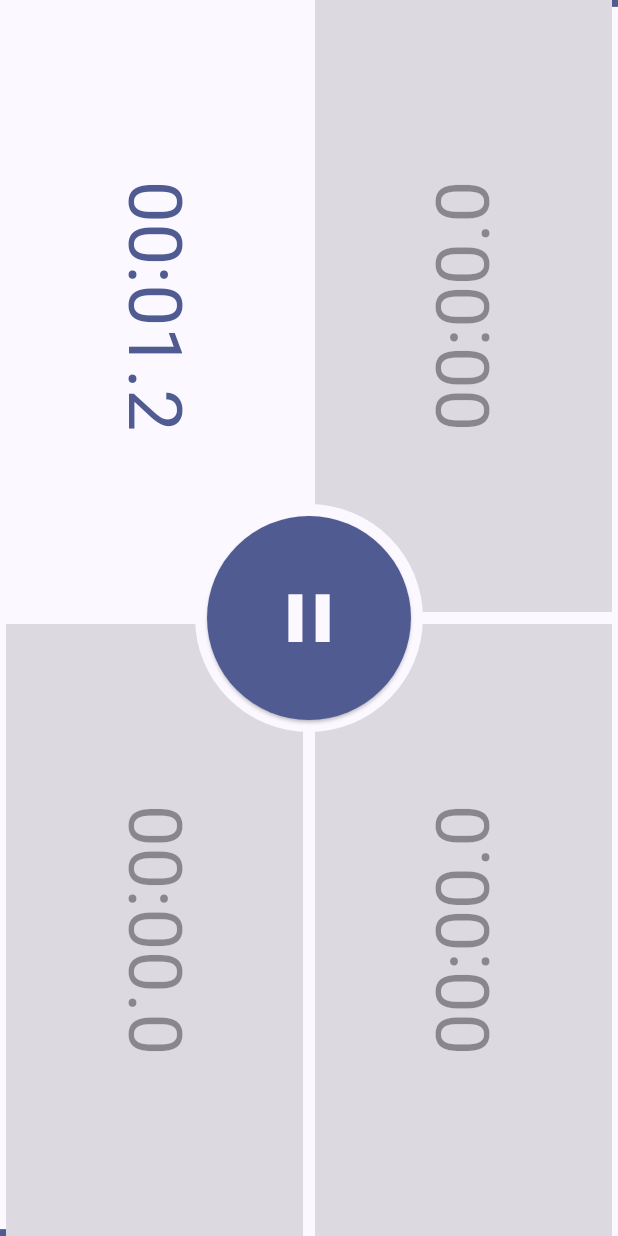
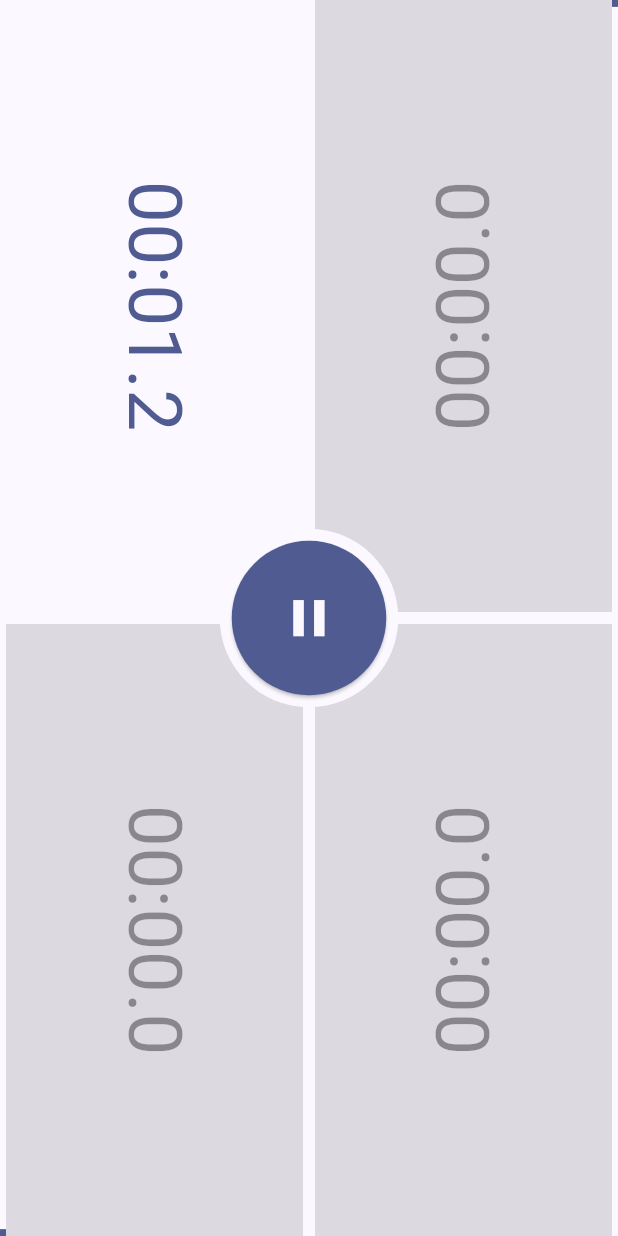
Before and after one commit to Jerakin/MTG-Clock, a Flutter app: the screen it shows after launch, after a tap on an icon or button, on a phone screen of 412 x 824 dp. Run offline on Flutter 3.47's test engine with Material 2 defaults, Android fonts, the light colour scheme and no system bars; our stand-ins replace adaptive_dialog, numberpicker, shared_preferences.

Commit message:
play button tweaks

```diff
--- a/lib/timer_screen.dart
+++ b/lib/timer_screen.dart
@@ -13,7 +13,7 @@ class TimerScreen extends StatelessWidget {
   Widget build(BuildContext context) {
     double screenWidth = MediaQuery.of(context).size.width;
     double pauseButtonDiameter =
-        min(MediaQuery.of(context).size.height, screenWidth) * 0.33;
+        min(MediaQuery.of(context).size.height, screenWidth) * 0.25;
 
     return Center(
       child: Stack(
@@ -123,28 +123,42 @@ class TimerScreen extends StatelessWidget {
                 ),
                 child:
                     Consumer<MyAppModel>(builder: (context, appModel, child) {
-                  return !Provider.of<MyAppModel>(context, listen: false)
-                          .isPaused
-                      ? Icon(
-                          Icons.pause_sharp,
-                          color: Theme.of(context).scaffoldBackgroundColor,
-                          size: pauseButtonDiameter * 0.4,
-                        )
-                      : Container(
-                      child:Column(
-                        mainAxisAlignment: MainAxisAlignment.center,
-                    children: [
-                        Text(appModel.formatTimeSeconds(appModel.totalTime()), style: TextStyle(fontSize: 40)),
-                        Text("Total time", style: TextStyle(color:Theme.of(context).disabledColor,fontSize: 20))
-                      ],
-
-                  ));
+                  return playButtonContent(
+                      context, appModel, pauseButtonDiameter);
                 })),
           ),
         ],
       ),
     );
   }
+}
+
+Widget playButtonContent(
+    BuildContext context, MyAppModel appModel, pauseButtonDiameter) {
+  if (appModel.totalTime() <= 0) {
+    return Icon(
+      Icons.play_arrow_sharp,
+      color: Theme.of(context).scaffoldBackgroundColor,
+      size: pauseButtonDiameter * 0.4,
+    );
+  } else if (appModel.isPaused) {
+    return Column(
+      mainAxisAlignment: MainAxisAlignment.center,
+      children: [
+        Text(appModel.formatTimeSeconds(appModel.totalTime()),
+            style: TextStyle(fontSize: 30)),
+        Text("Total time",
+            style:
+                TextStyle(color: Theme.of(context).disabledColor, fontSize: 15))
+      ],
+    );
+  }
+
+  return Icon(
+    Icons.pause_sharp,
+    color: Theme.of(context).scaffoldBackgroundColor,
+    size: pauseButtonDiameter * 0.4,
+  );
 }
 
 Align timerBar(BuildContext context, MyAppModel appModel,
```
